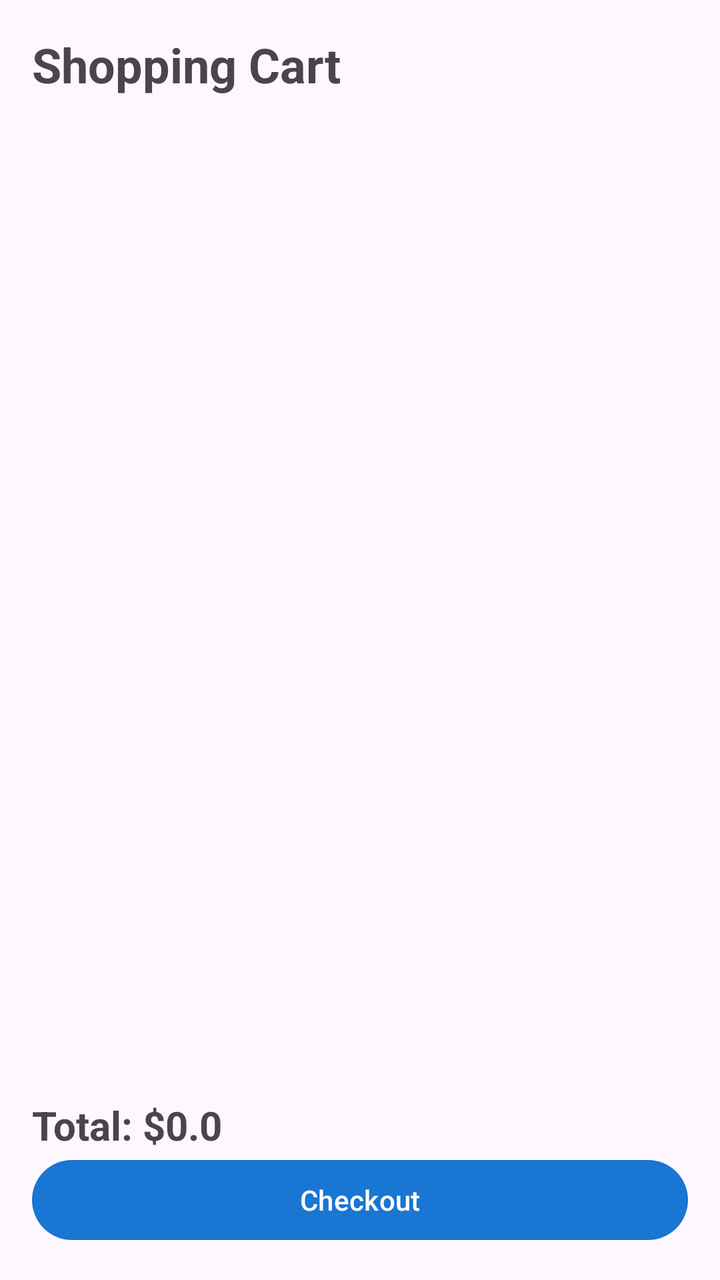
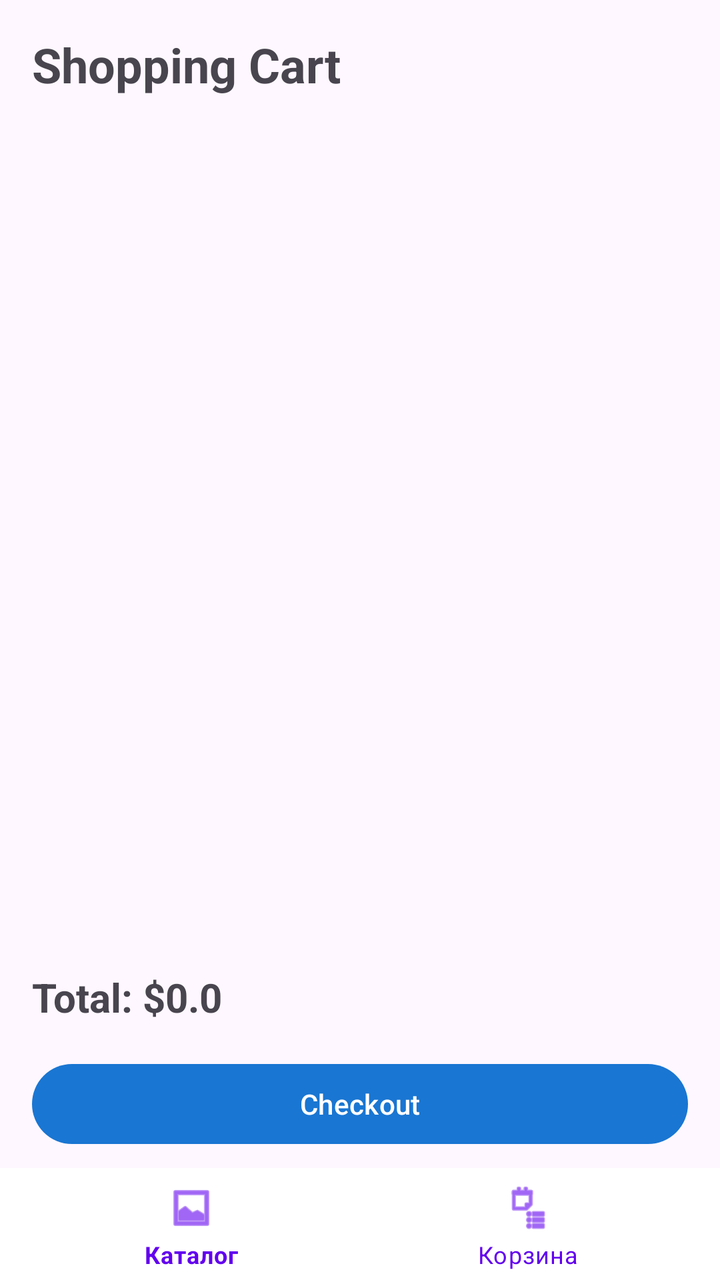

An Android layout rendered at two revisions. The XML below is the earlier revision; the diff shows what the commit changed to produce the second picture.
<!-- AndroidManifest.xml: application theme Theme.Lab1 -->
<!-- res/layout/activity_cart.xml -->
<?xml version="1.0" encoding="utf-8"?>

<LinearLayout xmlns:android="http://schemas.android.com/apk/res/android"
    android:orientation="vertical"
    android:padding="16dp"
    android:layout_width="match_parent"
    android:layout_height="match_parent">

    <TextView
        android:text="Shopping Cart"
        android:textSize="24sp"
        android:textStyle="bold"
        android:layout_width="wrap_content"
        android:layout_height="wrap_content"/>

    <androidx.recyclerview.widget.RecyclerView
        android:id="@+id/cartRecyclerView"
        android:layout_width="match_parent"
        android:layout_height="0dp"
        android:layout_weight="1"/>

    <TextView
        android:id="@+id/totalText"
        android:text="Total: $0.0"
        android:textSize="20sp"
        android:textStyle="bold"
        android:layout_width="wrap_content"
        android:layout_height="wrap_content"/>

    <Button
        android:id="@+id/checkoutButton"
        android:text="Checkout"
        android:layout_width="match_parent"
        android:layout_height="wrap_content"/>

</LinearLayout>
<!-- resources referenced by this layout -->
<resources>
  <style name="Theme.Lab1" parent="Theme.Material3.Light.NoActionBar">
          <item name="colorPrimary">@color/blue_primary</item>
          <item name="colorOnPrimary">@color/blue_on_primary</item>
          <item name="colorPrimaryContainer">@color/blue_container</item>
      </style>
  <color name="blue_primary">#FF1976D2</color>
  <color name="blue_on_primary">#FFFFFFFF</color>
  <color name="blue_container">#FFBBDEFB</color>
</resources>

<!-- the commit's change to res/layout/activity_cart.xml (unified diff, before → after) -->
@@ -1,8 +1,8 @@
 <?xml version="1.0" encoding="utf-8"?>
 
 <LinearLayout xmlns:android="http://schemas.android.com/apk/res/android"
+    xmlns:app="http://schemas.android.com/apk/res-auto"
     android:orientation="vertical"
-    android:padding="16dp"
     android:layout_width="match_parent"
     android:layout_height="match_parent">
 
@@ -10,6 +10,7 @@
         android:text="Shopping Cart"
         android:textSize="24sp"
         android:textStyle="bold"
+        android:padding="16dp"
         android:layout_width="wrap_content"
         android:layout_height="wrap_content"/>
 
@@ -24,13 +25,25 @@
         android:text="Total: $0.0"
         android:textSize="20sp"
         android:textStyle="bold"
+        android:padding="16dp"
         android:layout_width="wrap_content"
         android:layout_height="wrap_content"/>
 
     <Button
         android:id="@+id/checkoutButton"
         android:text="Checkout"
+        android:layout_marginStart="16dp"
+        android:layout_marginEnd="16dp"
+        android:layout_marginBottom="8dp"
         android:layout_width="match_parent"
         android:layout_height="wrap_content"/>
 
+    <com.google.android.material.bottomnavigation.BottomNavigationView
+        android:id="@+id/bottomNavigation"
+        android:layout_width="match_parent"
+        android:layout_height="56dp"
+        android:elevation="8dp"
+        app:menu="@menu/bottom_nav_menu"
+        style="@style/BottomNavStyle"/>
+
 </LinearLayout>
<!-- resource entries referenced after the edit -->
@@ -1,10 +1,19 @@
 <!-- resources referenced by this layout -->
 <resources>
+  <style name="BottomNavStyle" parent="Widget.MaterialComponents.BottomNavigationView">
+          <item name="android:background">#FFFFFF</item>
+          <item name="itemIconTint">@color/nav_active</item>
+          <item name="itemTextColor">@color/nav_active</item>
+          <item name="itemPaddingTop">8dp</item>
+          <item name="itemPaddingBottom">8dp</item>
+          <item name="labelVisibilityMode">labeled</item>
+      </style>
   <style name="Theme.Lab1" parent="Theme.Material3.Light.NoActionBar">
           <item name="colorPrimary">@color/blue_primary</item>
           <item name="colorOnPrimary">@color/blue_on_primary</item>
           <item name="colorPrimaryContainer">@color/blue_container</item>
       </style>
+  <color name="nav_active">#FF6200EE</color>
   <color name="blue_primary">#FF1976D2</color>
   <color name="blue_on_primary">#FFFFFFFF</color>
   <color name="blue_container">#FFBBDEFB</color>
